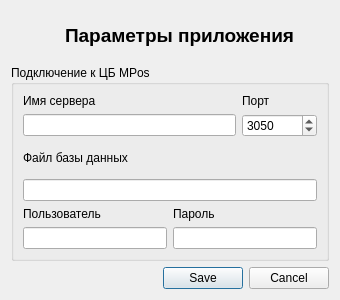
This is AppParameters/parametersdialog.ui in rust3128/Gandalf as Qt 5 draws it before an edit. The edited form follows.
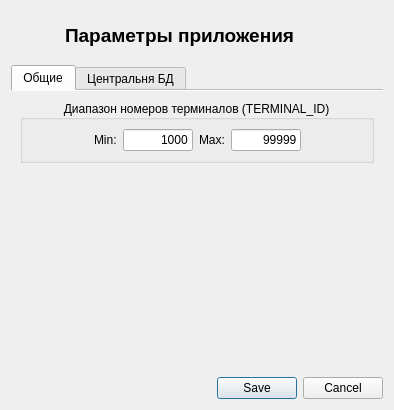
This is the edited form. Icons and pictures are not drawn.

Commit message: Objet form title

The edit to the form file:
```diff
--- a/AppParameters/parametersdialog.ui
+++ b/AppParameters/parametersdialog.ui
@@ -6,8 +6,8 @@
    <rect>
     <x>0</x>
     <y>0</y>
-    <width>340</width>
-    <height>300</height>
+    <width>394</width>
+    <height>410</height>
    </rect>
   </property>
   <property name="windowTitle">
@@ -53,10 +53,121 @@
     </widget>
    </item>
    <item row="1" column="0" colspan="2">
+    <widget class="QTabWidget" name="tabWidget">
+     <property name="currentIndex">
+      <number>0</number>
+     </property>
+     <property name="documentMode">
+      <bool>true</bool>
+     </property>
+     <widget class="QWidget" name="tab">
+      <attribute name="title">
+       <string>Общие</string>
+      </attribute>
+      <layout class="QGridLayout" name="gridLayout_6">
+       <item row="0" column="0">
     <widget class="QGroupBox" name="groupBox">
      <property name="title">
-      <string>Подключение к ЦБ MPos</string>
-     </property>
+          <string>Диапазон номеров терминалов (TERMINAL_ID)</string>
+         </property>
+         <property name="alignment">
+          <set>Qt::AlignCenter</set>
+         </property>
+         <layout class="QGridLayout" name="gridLayout_5">
+          <item row="0" column="4">
+           <widget class="QLineEdit" name="lineEditMaxTermID">
+            <property name="maximumSize">
+             <size>
+              <width>70</width>
+              <height>24</height>
+             </size>
+            </property>
+            <property name="text">
+             <string>99999</string>
+            </property>
+            <property name="alignment">
+             <set>Qt::AlignRight|Qt::AlignTrailing|Qt::AlignVCenter</set>
+            </property>
+           </widget>
+          </item>
+          <item row="0" column="3">
+           <widget class="QLabel" name="label_9">
+            <property name="text">
+             <string>Max:</string>
+            </property>
+           </widget>
+          </item>
+          <item row="0" column="2">
+           <widget class="QLineEdit" name="lineEditMinTemID">
+            <property name="maximumSize">
+             <size>
+              <width>70</width>
+              <height>24</height>
+             </size>
+            </property>
+            <property name="text">
+             <string>1000</string>
+            </property>
+            <property name="alignment">
+             <set>Qt::AlignRight|Qt::AlignTrailing|Qt::AlignVCenter</set>
+            </property>
+           </widget>
+          </item>
+          <item row="0" column="1">
+           <widget class="QLabel" name="label_8">
+            <property name="text">
+             <string>Min:</string>
+            </property>
+           </widget>
+          </item>
+          <item row="0" column="0">
+           <spacer name="horizontalSpacer">
+            <property name="orientation">
+             <enum>Qt::Horizontal</enum>
+            </property>
+            <property name="sizeHint" stdset="0">
+             <size>
+              <width>40</width>
+              <height>20</height>
+             </size>
+            </property>
+           </spacer>
+          </item>
+          <item row="0" column="5">
+           <spacer name="horizontalSpacer_2">
+            <property name="orientation">
+             <enum>Qt::Horizontal</enum>
+            </property>
+            <property name="sizeHint" stdset="0">
+             <size>
+              <width>40</width>
+              <height>20</height>
+             </size>
+            </property>
+           </spacer>
+          </item>
+         </layout>
+        </widget>
+       </item>
+       <item row="1" column="0">
+        <spacer name="verticalSpacer_2">
+         <property name="orientation">
+          <enum>Qt::Vertical</enum>
+         </property>
+         <property name="sizeHint" stdset="0">
+          <size>
+           <width>20</width>
+           <height>40</height>
+          </size>
+         </property>
+        </spacer>
+       </item>
+      </layout>
+     </widget>
+     <widget class="QWidget" name="tabWidgetPage1">
+      <attribute name="title">
+       <string>Центральня БД</string>
+      </attribute>
      <layout class="QGridLayout" name="gridLayout_3">
       <item row="0" column="0">
        <layout class="QGridLayout" name="gridLayout_2">
@@ -111,38 +222,21 @@
         </property>
        </widget>
       </item>
-      <item row="2" column="0">
-       <widget class="QLineEdit" name="lineEditDBFileName"/>
-      </item>
-      <item row="3" column="0">
-       <layout class="QGridLayout" name="gridLayout">
-        <item row="0" column="0">
-         <widget class="QLabel" name="label_4">
-          <property name="text">
-           <string>Пользователь</string>
-          </property>
-         </widget>
-        </item>
-        <item row="0" column="1">
-         <widget class="QLabel" name="label_5">
-          <property name="text">
-           <string>Пароль</string>
-          </property>
-         </widget>
-        </item>
-        <item row="1" column="0">
-         <widget class="QLineEdit" name="lineEditUser"/>
-        </item>
-        <item row="1" column="1">
-         <widget class="QLineEdit" name="lineEditPass">
-          <property name="echoMode">
-           <enum>QLineEdit::Password</enum>
-          </property>
-         </widget>
-        </item>
-       </layout>
-      </item>
-     </layout>
+       <item row="4" column="0">
+        <spacer name="verticalSpacer">
+         <property name="orientation">
+          <enum>Qt::Vertical</enum>
+         </property>
+         <property name="sizeHint" stdset="0">
+          <size>
+           <width>20</width>
+           <height>40</height>
+          </size>
+         </property>
+        </spacer>
+       </item>
+      </layout>
+     </widget>
     </widget>
    </item>
    <item row="2" column="1">
```
Left out of the diff: 107 changed lines with no effect on the pictures. Lines whose indentation alone changed are shown as unchanged. The commit also changes 14 other files.
